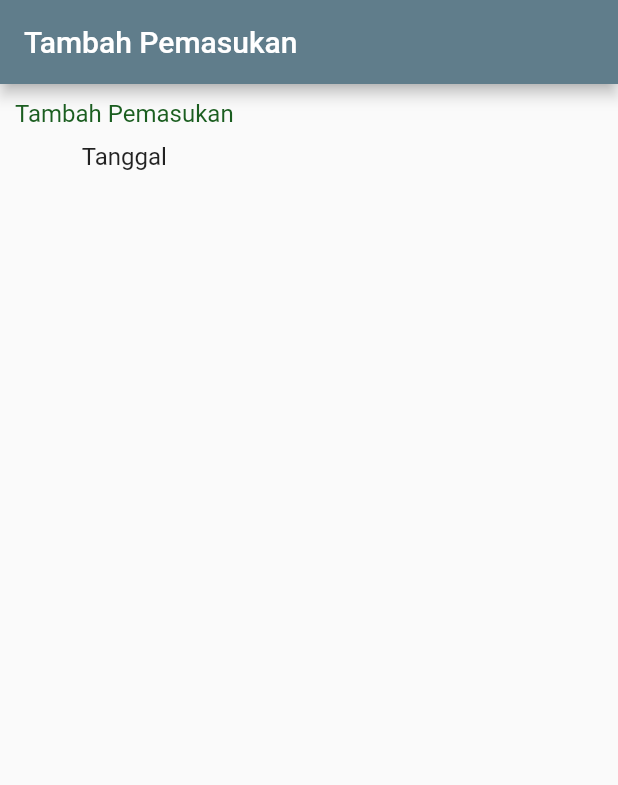
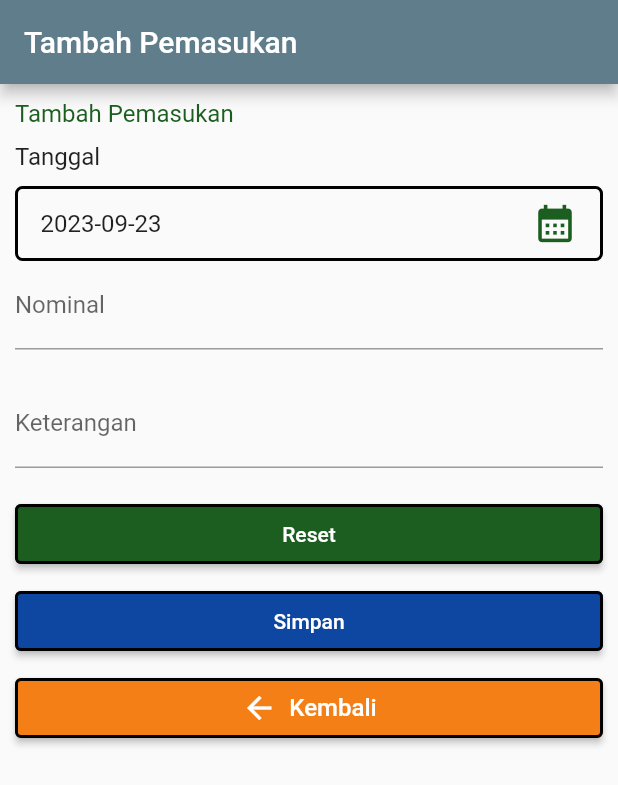
Before and after one commit to GalihPrev/flutter_sertifikasi_lsp_2023_galihpreviand, a Flutter app: the screen it shows after launch, on a phone screen of 412 x 824 dp. Shown: the top 785 px of the screen. Run offline on Flutter 3.47's test engine with Material 2 defaults, Android fonts, the phone set to English and light mode, and no system bars; our stand-ins replace fl_chart, sqflite; accounts and stored records are empty.

Commit message:
Tambah Pemasukan

```diff
--- a/lib/view/tambahPemasukan.dart
+++ b/lib/view/tambahPemasukan.dart
@@ -1,5 +1,3 @@
-// ignore_for_file: camel_case_types, prefer_typing_uninitialized_variables
-
 import 'package:flutter/material.dart';
 
 class Pemasukan extends StatefulWidget {
@@ -10,6 +8,22 @@ class Pemasukan extends StatefulWidget {
 }
 
 class _PemasukanState extends State<Pemasukan> {
+  DateTime selectedDate = DateTime.now();
+
+  Future<void> _selectDate(BuildContext context) async {
+    final DateTime? picked = await showDatePicker(
+      context: context,
+      initialDate: selectedDate,
+      firstDate: DateTime(2000),
+      lastDate: DateTime(2101),
+    );
+    if (picked != null && picked != selectedDate) {
+      setState(() {
+        selectedDate = picked;
+      });
+    }
+  }
+
   @override
   Widget build(BuildContext context) {
     return Scaffold(
@@ -21,19 +35,131 @@ class _PemasukanState extends State<Pemasukan> {
         child: Container(
           padding: const EdgeInsets.all(10.0),
           child: Column(
-            mainAxisAlignment: MainAxisAlignment.center,
+            crossAxisAlignment: CrossAxisAlignment.start,
             children: [
               Text(
                 "Tambah Pemasukan",
                 style: TextStyle(fontSize: 16, color: Colors.green[900]),
               ),
-              SizedBox(height: 10),
-              Text(
+              const SizedBox(height: 10),
+              const Text(
                 "Tanggal",
                 style: TextStyle(
                   fontSize: 16.0,
                 ),
               ),
+              const SizedBox(height: 10),
+              GestureDetector(
+                onTap: () => _selectDate(context),
+                child: Container(
+                  decoration: BoxDecoration(
+                    border: Border.all(
+                      width: 2.0, // Lebar garis kotak untuk tanggal
+                    ),
+                    borderRadius: BorderRadius.circular(5.0), // Bentuk kotak
+                  ),
+                  width: double.infinity, // Lebar Container
+                  height: 50.0, // Tinggi Container
+                  child: Stack(
+                    alignment: AlignmentDirectional.centerStart,
+                    children: [
+                      Padding(
+                        padding: const EdgeInsets.only(left: 15, right: 15),
+                        child: Row(
+                          mainAxisAlignment: MainAxisAlignment.spaceBetween,
+                          children: [
+                            Text(
+                              "${selectedDate.toLocal()}".split(' ')[0],
+                              style: const TextStyle(fontSize: 16.0),
+                            ),
+                            Icon(
+                              Icons.calendar_month,
+                              size: 30.0,
+                              color: Colors.green[900],
+                            ),
+                          ],
+                        ),
+                      ),
+                    ],
+                  ),
+                ),
+              ),
+              Column(
+                children: const [
+                  TextField(
+                    keyboardType: TextInputType.number,
+                    decoration: InputDecoration(
+                      labelText: 'Nominal',
+                      prefixText: 'Rp :',
+                      prefixStyle:
+                          TextStyle(color: Colors.black), // Warna teks "Rp "
+                    ),
+                  ),
+                  SizedBox(height: 20),
+                  TextField(
+                    decoration: InputDecoration(
+                      labelText: 'Keterangan',
+                    ),
+                  ),
+                ],
+              ),
+              const SizedBox(height: 20),
+              ElevatedButton(
+                onPressed: () {},
+                style: ButtonStyle(
+                    backgroundColor:
+                        MaterialStateProperty.all(Colors.green[900]),
+                    minimumSize: MaterialStateProperty.all(
+                        const Size(double.infinity, 40.0)),
+                    side: MaterialStateProperty.all(const BorderSide(
+                      color: Colors.black,
+                      width: 2.0,
+                    ))),
+                child: const Text('Reset'),
+              ),
+              const SizedBox(height: 10),
+              ElevatedButton(
+                onPressed: () {},
+                style: ButtonStyle(
+                    backgroundColor:
+                        MaterialStateProperty.all(Colors.blue[900]),
+                    minimumSize: MaterialStateProperty.all(
+                        const Size(double.infinity, 40.0)),
+                    side: MaterialStateProperty.all(const BorderSide(
+                      color: Colors.black,
+                      width: 2.0,
+                    ))),
+                child: const Text('Simpan'),
+              ),
+              const SizedBox(height: 10),
+              ElevatedButton(
+                onPressed: () {},
+                style: ButtonStyle(
+                  backgroundColor:
+                      MaterialStateProperty.all(Colors.yellow[900]),
+                  minimumSize: MaterialStateProperty.all(
+                      const Size(double.infinity, 40.0)),
+                  side: MaterialStateProperty.all(const BorderSide(
+                    color: Colors.black,
+                    width: 2.0,
+                  )),
+                ),
+                child: Row(
+                  mainAxisAlignment: MainAxisAlignment.center,
+                  children: const [
+                    Icon(
+                      Icons.arrow_back,
+                      color: Colors.white,
+                    ),
+                    SizedBox(
+                        width: 8), // Add some spacing between the icon and text
+                    Text(
+                      'Kembali',
+                      style: TextStyle(fontSize: 16, color: Colors.white),
+                    ),
+                  ],
+                ),
+              )
             ],
           ),
         ),
```
